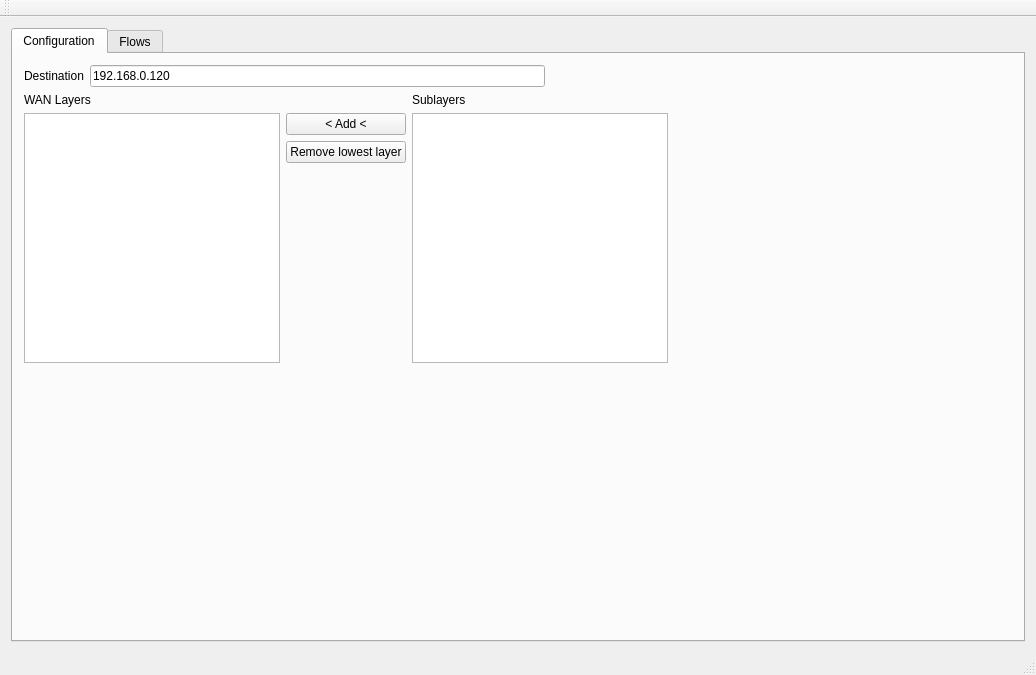
Old version of the form mainwindow.ui in the repository tibob/wanperf.
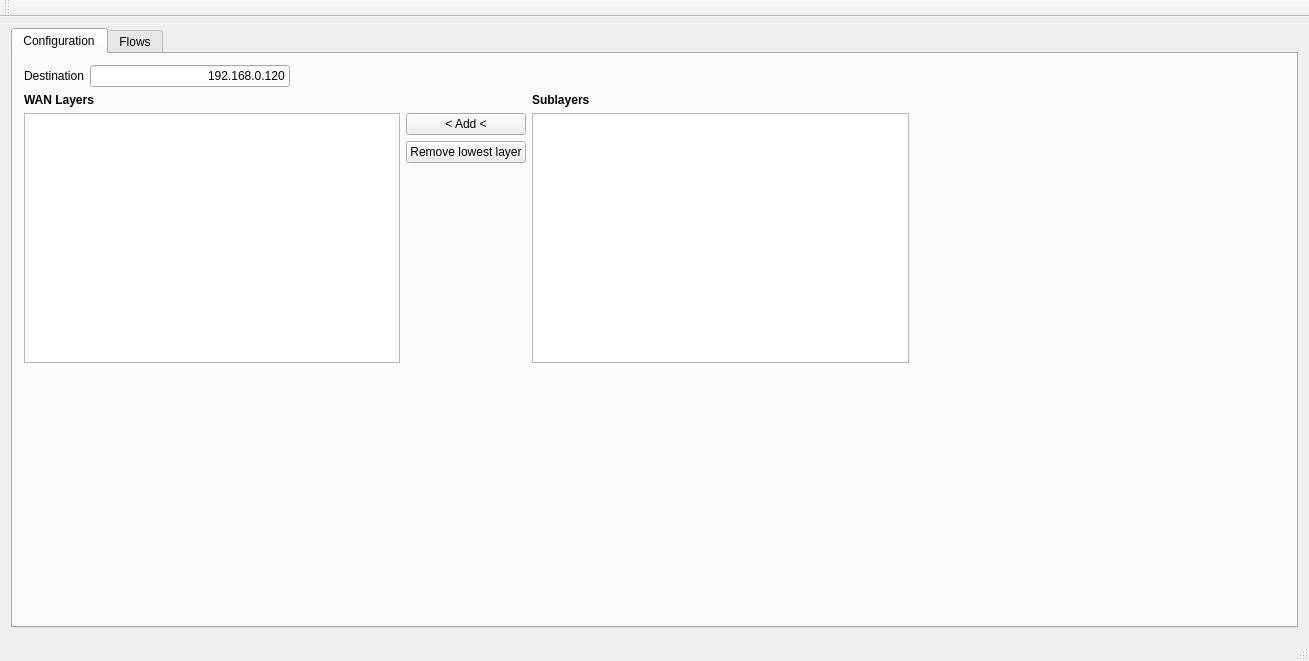
New version of the form.

Diff of the .ui file:
```diff
--- a/mainwindow.ui
+++ b/mainwindow.ui
@@ -6,8 +6,8 @@
    <rect>
     <x>0</x>
     <y>0</y>
-    <width>1036</width>
-    <height>675</height>
+    <width>1309</width>
+    <height>661</height>
    </rect>
   </property>
   <property name="windowTitle">
@@ -36,9 +36,24 @@
           </item>
           <item>
            <widget class="QLineEdit" name="destinationHost">
+            <property name="sizePolicy">
+             <sizepolicy hsizetype="Expanding" vsizetype="Fixed">
+              <horstretch>0</horstretch>
+              <verstretch>0</verstretch>
+             </sizepolicy>
+            </property>
+            <property name="maximumSize">
+             <size>
+              <width>200</width>
+              <height>16777215</height>
+             </size>
+            </property>
             <property name="text">
              <string>192.168.0.120</string>
             </property>
+            <property name="alignment">
+             <set>Qt::AlignRight|Qt::AlignTrailing|Qt::AlignVCenter</set>
+            </property>
            </widget>
           </item>
           <item>
@@ -70,20 +85,18 @@
          </layout>
         </item>
         <item>
-         <layout class="QHBoxLayout" name="horizontalLayout_2">
-          <item>
-           <layout class="QGridLayout" name="gridLayout_9">
+         <layout class="QGridLayout" name="gridLayout">
             <item row="0" column="0">
              <widget class="QLabel" name="label_6">
               <property name="text">
-               <string>WAN Layers</string>
+             <string>&lt;b&gt;WAN Layers&lt;/b&gt;</string>
               </property>
              </widget>
             </item>
             <item row="0" column="2">
              <widget class="QLabel" name="label_7">
               <property name="text">
-               <string>Sublayers</string>
+             <string>&lt;b&gt;Sublayers&lt;/b&gt;</string>
               </property>
              </widget>
             </item>
@@ -125,7 +138,7 @@
                <enum>QAbstractItemView::SingleSelection</enum>
               </property>
               <attribute name="horizontalHeaderVisible">
-               <bool>false</bool>
+             <bool>true</bool>
               </attribute>
               <attribute name="verticalHeaderVisible">
                <bool>false</bool>
@@ -152,9 +165,7 @@
               </property>
              </spacer>
             </item>
-           </layout>
-          </item>
-          <item>
+          <item row="3" column="3">
            <spacer name="horizontalSpacer_3">
             <property name="orientation">
              <enum>Qt::Horizontal</enum>
```
Left out of the diff: 8 changed lines with no effect on the pictures. Lines whose indentation alone changed are shown as unchanged.
